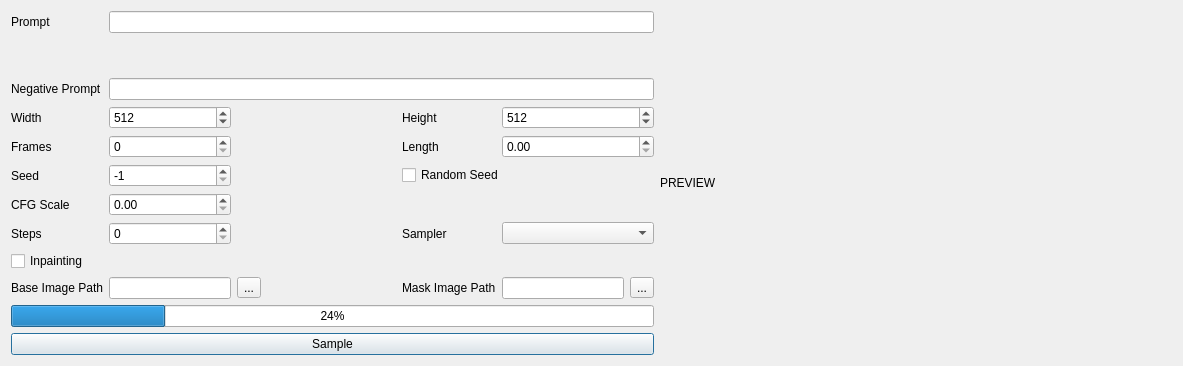
HashakGik/OneTrainer-QT6, file modules/ui/views/windows/sample.ui: the form before one commit.
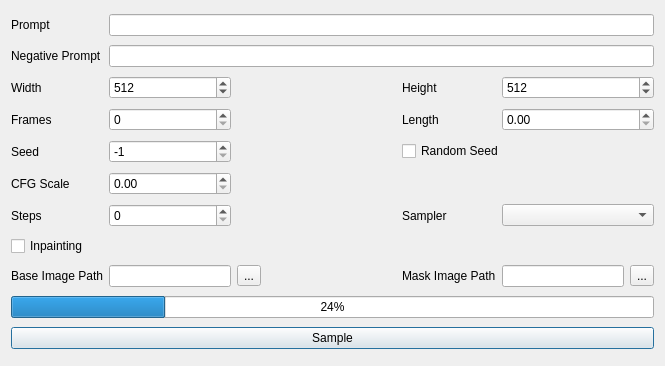
The form after the commit.

Commit message: Integrated some default combo box values.

Patch:
```diff
--- a/modules/ui/views/windows/sample.ui
+++ b/modules/ui/views/windows/sample.ui
@@ -9,7 +9,7 @@
    <rect>
     <x>0</x>
     <y>0</y>
-    <width>1183</width>
+    <width>665</width>
     <height>366</height>
    </rect>
   </property>
@@ -29,93 +29,37 @@
    <bool>true</bool>
   </property>
   <layout class="QGridLayout" name="gridLayout">
-   <item row="7" column="1">
-    <widget class="QSpinBox" name="stepsSbx"/>
-   </item>
-   <item row="2" column="1" colspan="7">
-    <widget class="QLineEdit" name="negativePromptLed"/>
-   </item>
-   <item row="0" column="1" colspan="7">
-    <widget class="QLineEdit" name="promptLed"/>
-   </item>
-   <item row="5" column="5" colspan="3">
-    <widget class="QCheckBox" name="randomSeedCbx">
-     <property name="text">
-      <string>Random Seed</string>
-     </property>
-    </widget>
-   </item>
-   <item row="7" column="0">
-    <widget class="QLabel" name="label_7">
-     <property name="text">
-      <string>Steps</string>
-     </property>
-     <property name="buddy">
-      <cstring>stepsSbx</cstring>
-     </property>
-    </widget>
-   </item>
-   <item row="9" column="6">
-    <widget class="QLineEdit" name="maskPathLed"/>
-   </item>
-   <item row="6" column="0">
-    <widget class="QLabel" name="label_6">
-     <property name="text">
-      <string>CFG Scale</string>
-     </property>
-     <property name="buddy">
-      <cstring>cfgSbx</cstring>
-     </property>
-    </widget>
-   </item>
-   <item row="9" column="2">
+   <item row="8" column="2">
     <widget class="QToolButton" name="imagePathBtn">
      <property name="text">
       <string>...</string>
      </property>
     </widget>
    </item>
-   <item row="4" column="5">
-    <widget class="QLabel" name="label_11">
+   <item row="0" column="0">
+    <widget class="QLabel" name="label_3">
      <property name="text">
-      <string>Length</string>
+      <string>Prompt</string>
      </property>
      <property name="buddy">
       <cstring>lengthSbx</cstring>
      </property>
     </widget>
    </item>
+   <item row="8" column="7">
+    <widget class="QToolButton" name="maskPathBtn">
+     <property name="text">
+      <string>...</string>
+     </property>
+    </widget>
+   </item>
+   <item row="3" column="1">
+    <widget class="QSpinBox" name="framesSbx"/>
+   </item>
    <item row="5" column="1">
-    <widget class="QSpinBox" name="seedSbx">
-     <property name="minimum">
-      <number>-1</number>
-     </property>
-     <property name="maximum">
-      <number>999999999</number>
-     </property>
-     <property name="value">
-      <number>-1</number>
-     </property>
-    </widget>
+    <widget class="QDoubleSpinBox" name="cfgSbx"/>
    </item>
-   <item row="9" column="0">
-    <widget class="QLabel" name="label_8">
-     <property name="text">
-      <string>Base Image Path</string>
-     </property>
-     <property name="buddy">
-      <cstring>imagePathLed</cstring>
-     </property>
-    </widget>
-   </item>
-   <item row="11" column="0" colspan="8">
-    <widget class="QPushButton" name="sampleBtn">
-     <property name="text">
-      <string>Sample</string>
-     </property>
-    </widget>
-   </item>
-   <item row="2" column="0">
+   <item row="1" column="0">
     <widget class="QLabel" name="label_5">
      <property name="text">
       <string>Negative Prompt</string>
@@ -125,20 +69,10 @@
      </property>
     </widget>
    </item>
-   <item row="3" column="6" colspan="2">
-    <widget class="QSpinBox" name="heightSbx">
-     <property name="maximum">
-      <number>8096</number>
-     </property>
-     <property name="value">
-      <number>512</number>
-     </property>
-    </widget>
-   </item>
-   <item row="7" column="5">
-    <widget class="QLabel" name="label_12">
+   <item row="3" column="0">
+    <widget class="QLabel" name="label_2">
      <property name="text">
-      <string>Sampler</string>
+      <string>Frames</string>
      </property>
      <property name="buddy">
       <cstring>samplerCmb</cstring>
@@ -146,16 +80,16 @@
     </widget>
    </item>
    <item row="5" column="0">
-    <widget class="QLabel" name="label_4">
+    <widget class="QLabel" name="label_6">
      <property name="text">
-      <string>Seed</string>
+      <string>CFG Scale</string>
      </property>
      <property name="buddy">
       <cstring>seedSbx</cstring>
      </property>
     </widget>
    </item>
-   <item row="9" column="5">
+   <item row="8" column="5">
     <widget class="QLabel" name="label_9">
      <property name="text">
       <string>Mask Image Path</string>
@@ -165,74 +99,14 @@
      </property>
     </widget>
    </item>
-   <item row="0" column="0">
-    <widget class="QLabel" name="label_3">
-     <property name="text">
-      <string>Prompt</string>
-     </property>
-     <property name="buddy">
-      <cstring>promptLed</cstring>
-     </property>
-    </widget>
-   </item>
-   <item row="4" column="0">
-    <widget class="QLabel" name="label_2">
-     <property name="text">
-      <string>Frames</string>
-     </property>
-     <property name="buddy">
-      <cstring>framesSbx</cstring>
-     </property>
-    </widget>
-   </item>
-   <item row="6" column="1">
-    <widget class="QDoubleSpinBox" name="cfgSbx"/>
-   </item>
-   <item row="9" column="7">
-    <widget class="QToolButton" name="maskPathBtn">
-     <property name="text">
-      <string>...</string>
-     </property>
-    </widget>
-   </item>
-   <item row="8" column="0" colspan="3">
+   <item row="7" column="0" colspan="3">
     <widget class="QCheckBox" name="inpaintingCbx">
      <property name="text">
       <string>Inpainting</string>
      </property>
     </widget>
    </item>
-   <item row="3" column="0">
-    <widget class="QLabel" name="label">
-     <property name="text">
-      <string>Width</string>
-     </property>
-     <property name="buddy">
-      <cstring>widthSbx</cstring>
-     </property>
-    </widget>
-   </item>
-   <item row="4" column="6" colspan="2">
-    <widget class="QDoubleSpinBox" name="lengthSbx"/>
-   </item>
-   <item row="10" column="0" colspan="8">
-    <widget class="QProgressBar" name="progressBar">
-     <property name="value">
-      <number>24</number>
-     </property>
-    </widget>
-   </item>
-   <item row="3" column="5">
-    <widget class="QLabel" name="label_10">
-     <property name="text">
-      <string>Height</string>
-     </property>
-     <property name="buddy">
-      <cstring>heightSbx</cstring>
-     </property>
-    </widget>
-   </item>
-   <item row="3" column="1">
+   <item row="2" column="1">
     <widget class="QSpinBox" name="widthSbx">
      <property name="maximum">
       <number>8096</number>
@@ -242,35 +116,47 @@
      </property>
     </widget>
    </item>
-   <item row="9" column="1">
+   <item row="6" column="0">
+    <widget class="QLabel" name="label_7">
+     <property name="text">
+      <string>Steps</string>
+     </property>
+     <property name="buddy">
+      <cstring>stepsSbx</cstring>
+     </property>
+    </widget>
+   </item>
+   <item row="2" column="6" colspan="2">
+    <widget class="QSpinBox" name="heightSbx">
+     <property name="maximum">
+      <number>8096</number>
+     </property>
+     <property name="value">
+      <number>512</number>
+     </property>
+    </widget>
+   </item>
+   <item row="6" column="5">
+    <widget class="QLabel" name="label_12">
+     <property name="text">
+      <string>Sampler</string>
+     </property>
+     <property name="buddy">
+      <cstring>samplerCmb</cstring>
+     </property>
+    </widget>
+   </item>
+   <item row="8" column="1">
     <widget class="QLineEdit" name="imagePathLed"/>
    </item>
-   <item row="7" column="6" colspan="2">
-    <widget class="QComboBox" name="samplerCmb"/>
-   </item>
-   <item row="0" column="8" rowspan="12">
-    <widget class="QLabel" name="label_13">
-     <property name="sizePolicy">
-      <sizepolicy hsizetype="Minimum" vsizetype="Preferred">
-       <horstretch>0</horstretch>
-       <verstretch>0</verstretch>
-      </sizepolicy>
-     </property>
-     <property name="minimumSize">
-      <size>
-       <width>512</width>
-       <height>0</height>
-      </size>
-     </property>
-     <property name="text">
-      <string>PREVIEW</string>
+   <item row="9" column="0" colspan="8">
+    <widget class="QProgressBar" name="progressBar">
+     <property name="value">
+      <number>24</number>
      </property>
     </widget>
    </item>
-   <item row="4" column="1">
-    <widget class="QSpinBox" name="framesSbx"/>
-   </item>
-   <item row="9" column="3">
+   <item row="8" column="3">
     <spacer name="horizontalSpacer">
      <property name="orientation">
       <enum>Qt::Orientation::Horizontal</enum>
@@ -283,6 +169,101 @@
      </property>
     </spacer>
    </item>
+   <item row="1" column="1" colspan="7">
+    <widget class="QLineEdit" name="negativePromptLed"/>
+   </item>
+   <item row="8" column="0">
+    <widget class="QLabel" name="label_8">
+     <property name="text">
+      <string>Base Image Path</string>
+     </property>
+     <property name="buddy">
+      <cstring>imagePathLed</cstring>
+     </property>
+    </widget>
+   </item>
+   <item row="4" column="5" colspan="3">
+    <widget class="QCheckBox" name="randomSeedCbx">
+     <property name="text">
+      <string>Random Seed</string>
+     </property>
+    </widget>
+   </item>
+   <item row="2" column="0">
+    <widget class="QLabel" name="label">
+     <property name="text">
+      <string>Width</string>
+     </property>
+     <property name="buddy">
+      <cstring>widthSbx</cstring>
+     </property>
+    </widget>
+   </item>
+   <item row="0" column="1" colspan="7">
+    <widget class="QLineEdit" name="promptLed"/>
+   </item>
+   <item row="6" column="1">
+    <widget class="QSpinBox" name="stepsSbx"/>
+   </item>
+   <item row="8" column="6">
+    <widget class="QLineEdit" name="maskPathLed"/>
+   </item>
+   <item row="6" column="6" colspan="2">
+    <widget class="QComboBox" name="samplerCmb"/>
+   </item>
+   <item row="3" column="6" colspan="2">
+    <widget class="QDoubleSpinBox" name="lengthSbx"/>
+   </item>
+   <item row="3" column="5">
+    <widget class="QLabel" name="label_11">
+     <property name="text">
+      <string>Length</string>
+     </property>
+     <property name="buddy">
+      <cstring>lengthSbx</cstring>
+     </property>
+    </widget>
+   </item>
+   <item row="10" column="0" colspan="8">
+    <widget class="QPushButton" name="sampleBtn">
+     <property name="text">
+      <string>Sample</string>
+     </property>
+    </widget>
+   </item>
+   <item row="4" column="1">
+    <widget class="QSpinBox" name="seedSbx">
+     <property name="minimum">
+      <number>-1</number>
+     </property>
+     <property name="maximum">
+      <number>999999999</number>
+     </property>
+     <property name="value">
+      <number>-1</number>
+     </property>
+    </widget>
+   </item>
+   <item row="2" column="5">
+    <widget class="QLabel" name="label_10">
+     <property name="text">
+      <string>Height</string>
+     </property>
+     <property name="buddy">
+      <cstring>heightSbx</cstring>
+     </property>
+    </widget>
+   </item>
+   <item row="4" column="0">
+    <widget class="QLabel" name="label_4">
+     <property name="text">
+      <string>Seed</string>
+     </property>
+     <property name="buddy">
+      <cstring>seedSbx</cstring>
+     </property>
+    </widget>
+   </item>
   </layout>
  </widget>
  <tabstops>
```
Left out of the diff: 6 changed lines with no effect on the pictures. The commit also changes 14 other files.
